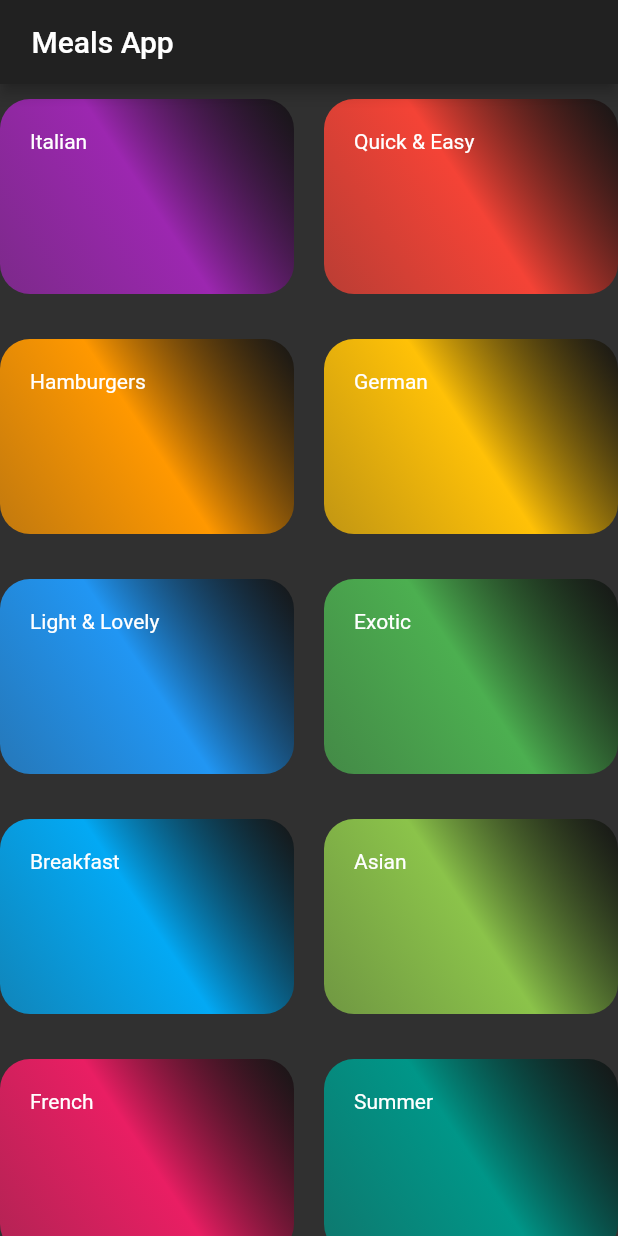
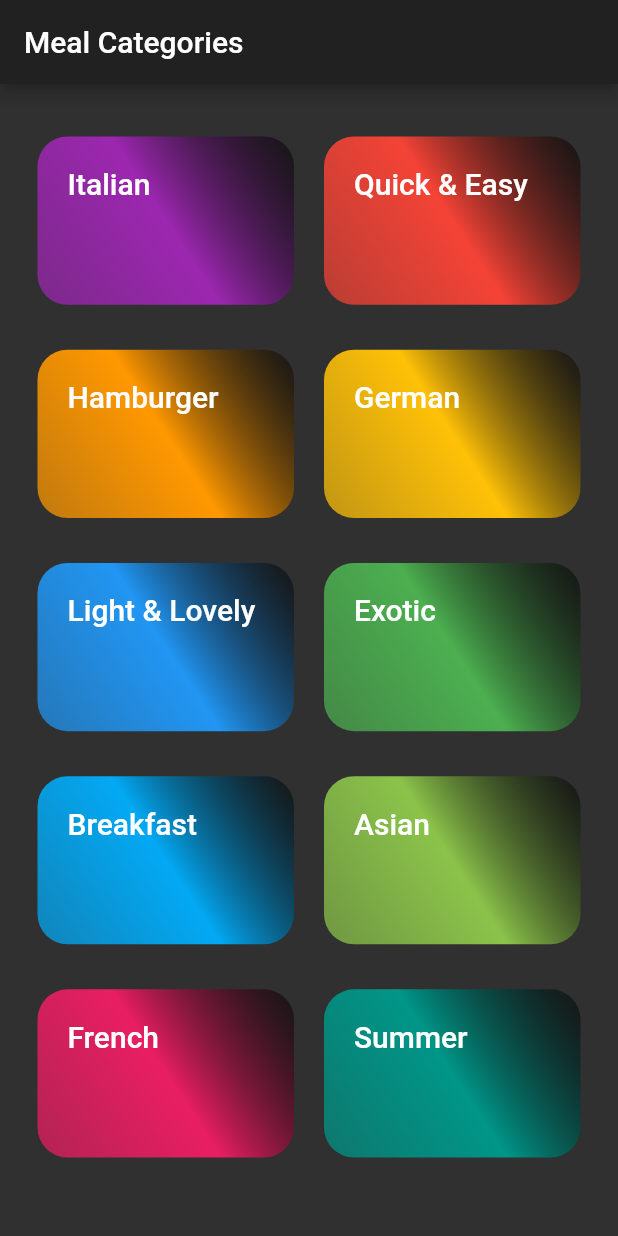
Before and after one commit to bhutianimukul/Flutter, a Flutter app: the screen it shows after launch, on a phone screen of 412 x 824 dp. Run offline on Flutter 3.47's test engine with Material 2 defaults, Android fonts, the phone set to English and light mode, and no system bars; Roboto replaces fonts that are missing (TrainOne).

Commit message:
Theming and Font (March 29)

```diff
--- a/meals/lib/main.dart
+++ b/meals/lib/main.dart
@@ -7,31 +7,37 @@ class MyApp extends StatelessWidget {
     return MaterialApp(
       darkTheme: ThemeData(
         brightness:  Brightness.dark,
+        fontFamily: 'TrainOne',
+        textTheme: ThemeData.dark().textTheme.copyWith(
+          title: TextStyle(fontSize: 20 ),
+            body1: TextStyle(fontSize: 20 ),
+        )
+
       ) ,
       themeMode: ThemeMode.dark,
       theme:ThemeData(primaryColor:  Colors.red,
+
      ),
 
-home: HomePage(),
+home: CategoryScreen(),
 
     );
 
   }
 }
 
-class HomePage extends StatefulWidget {
- @override
-  HomePageState createState() => HomePageState();
-}
+// class HomePage extends StatefulWidget {
+//  @override
+//   HomePageState createState() => HomePageState();
+// }
 
-class HomePageState extends State<HomePage> {
-  @override
-  Widget build(BuildContext context) {
-    return Scaffold(
-      appBar: AppBar(title: Text(" Meals App"),),
-      body: CategoryScreen(),
+// class HomePageState extends State<HomePage> {
+//   @override
+//   Widget build(BuildContext context) {
 
-    );
-  }
+//       home: CategoryScreen();
 
-}
+
+//   }
+
+// }
--- a/meals/lib/models/dummy_data.dart
+++ b/meals/lib/models/dummy_data.dart
@@ -15,7 +15,7 @@ const DUMMY_CATEGORIES = const [
   ),
   Category(
     id: 'c3',
-    title: 'Hamburgers',
+    title: 'Hamburger',
     color: Colors.orange,
   ),
   Category(
--- a/meals/lib/screen/categories_screen.dart
+++ b/meals/lib/screen/categories_screen.dart
@@ -6,17 +6,22 @@ import '../models/dummy_data.dart';
 class CategoryScreen extends StatelessWidget {
   @override
   Widget build(BuildContext context) {
-    return GridView(
+    return Scaffold(
+      appBar: AppBar(title: const Text('Meal Categories'),),
+      body: GridView(
+        padding: const EdgeInsets.all(25),
         gridDelegate: SliverGridDelegateWithMaxCrossAxisExtent(
           mainAxisSpacing: 20,
           crossAxisSpacing: 20,
           childAspectRatio: 1.4,
+
           maxCrossAxisExtent: 200,
         ),
         children: DUMMY_CATEGORIES
             .map((data) => CategoryItem(data.title, data.color))
             .toList(),
         //CategoryItem(title, color),
+      ),
     );
   }
 }
--- /dev/null
+++ b/meals/lib/screen/category_meal_screen.dart
@@ -0,0 +1,11 @@
+import 'package:flutter/material.dart';
+class CategoryMealScreen extends StatelessWidget {
+  @override
+  Widget build(BuildContext context) {
+    return Scaffold(
+      body: Container(
+ child: Text("hello"),
+      ),
+    );
+  }
+}
--- a/meals/lib/widgets/category_item.dart
+++ b/meals/lib/widgets/category_item.dart
@@ -1,4 +1,5 @@
 import 'package:flutter/material.dart';
+import '../screen/category_meal_screen.dart';
 
 class CategoryItem extends StatelessWidget {
   final String title;
@@ -6,10 +7,19 @@ class CategoryItem extends StatelessWidget {
   CategoryItem(this.title, this.color);
   @override
   Widget build(BuildContext context) {
-    return Container(
-      margin: const EdgeInsets.only(top:10),
+    return InkWell(
+      onTap: () => Navigator.of(context).push(MaterialPageRoute(builder: (_) {
+        return CategoryMealScreen();
+      })),
+      splashColor: Colors.black87,
+      borderRadius: BorderRadius.circular(20),
+      child: Container(
+        margin: const EdgeInsets.only(top: 10),
         padding: const EdgeInsets.all(20),
-      child: Text(title),
+        child: Text(
+          title,
+          style: Theme.of(context).textTheme.title,
+        ),
         // color: color,
         decoration: BoxDecoration(
             gradient: LinearGradient(
@@ -17,6 +27,7 @@ class CategoryItem extends StatelessWidget {
                 begin: Alignment.bottomLeft,
                 end: Alignment.topRight),
             borderRadius: BorderRadius.circular(20)),
+      ),
     );
   }
 }
```
Also changed, not shown: meals/pubspec.yaml (+5 -6 lines), 1 other file. Lines whose indentation alone changed are shown as unchanged.
